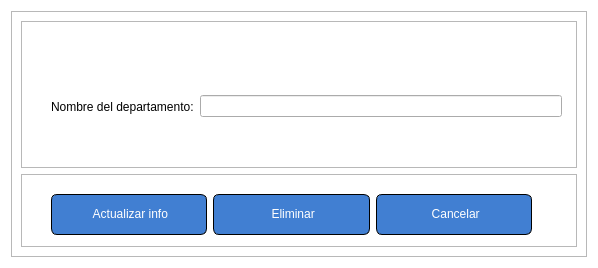
Qt form src/vistas/vistas_qt/VentanaInfoDepartamento.ui (alonso-04/DGTIC-APP) before a commit.
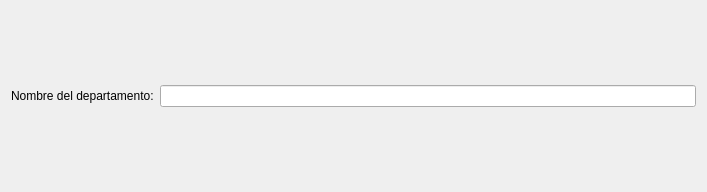
The same form after that commit. Icons and pictures are not drawn.

Commit message: Crear el componente de boton_acciones, crear utilidades para las interfaces y hacer un rediseño completo de la app

```diff
--- a/src/vistas/vistas_qt/VentanaInfoDepartamento.ui
+++ b/src/vistas/vistas_qt/VentanaInfoDepartamento.ui
@@ -6,20 +6,20 @@
    <rect>
     <x>0</x>
     <y>0</y>
-    <width>598</width>
-    <height>268</height>
+    <width>707</width>
+    <height>192</height>
    </rect>
   </property>
   <property name="minimumSize">
    <size>
-    <width>598</width>
-    <height>268</height>
+    <width>707</width>
+    <height>192</height>
    </size>
   </property>
   <property name="maximumSize">
    <size>
-    <width>598</width>
-    <height>268</height>
+    <width>707</width>
+    <height>192</height>
    </size>
   </property>
   <property name="windowTitle">
@@ -30,153 +30,26 @@
     <normaloff>:/iconos/iconos/icono-app-dgtic.png</normaloff>:/iconos/iconos/icono-app-dgtic.png</iconset>
   </property>
   <property name="styleSheet">
-   <string notr="true">#VentanaInfoDepartamento {
-	background-color: #fff;
-}
-
-#frameGeneralInfoDepartamento .QPushButton{
-	color: #ffffff;
-	background-color: #417fd2;
-	border: 1px solid rgb(0, 0, 0);
-	border-radius: 6px;
-	padding-bottom: 2px;
-	font: 10pt &quot;Arial&quot;;
-}
-
-#frameGeneralInfoDepartamento .QPushButton::hover{
-	background-color: #5c8bc9;
-}
-
-#frameGeneralInfoDepartamento .QPushButton::pressed{
-	background-color: #063c85;
-}</string>
+   <string notr="true"/>
   </property>
-  <layout class="QVBoxLayout" name="verticalLayout">
+  <layout class="QVBoxLayout" name="verticalLayout_2">
    <item>
-    <widget class="QFrame" name="frameGeneralInfoDepartamento">
-     <property name="frameShape">
-      <enum>QFrame::StyledPanel</enum>
-     </property>
-     <property name="frameShadow">
-      <enum>QFrame::Raised</enum>
-     </property>
-     <layout class="QVBoxLayout" name="verticalLayout_2" stretch="2,1">
-      <item>
-       <widget class="QFrame" name="frameInfoDepartamento">
-        <property name="frameShape">
-         <enum>QFrame::StyledPanel</enum>
-        </property>
-        <property name="frameShadow">
-         <enum>QFrame::Raised</enum>
-        </property>
-        <widget class="QWidget" name="layoutWidget">
-         <property name="geometry">
-          <rect>
-           <x>30</x>
-           <y>70</y>
-           <width>511</width>
-           <height>31</height>
-          </rect>
+    <layout class="QVBoxLayout" name="layout_principal">
+     <item>
+      <layout class="QGridLayout" name="layout_info_departamento">
+       <item row="0" column="0">
+        <widget class="QLabel" name="lbl_nombre_departamento">
+         <property name="text">
+          <string>Nombre del departamento:</string>
          </property>
-         <layout class="QHBoxLayout" name="hlInfoDepartamento">
-          <item>
-           <widget class="QLabel" name="labelInfoNombreDepartamento">
-            <property name="text">
-             <string>Nombre del departamento:</string>
-            </property>
-           </widget>
-          </item>
-          <item>
-           <widget class="QLineEdit" name="inputInfoNombreDepartamento"/>
-          </item>
-         </layout>
         </widget>
-       </widget>
-      </item>
-      <item>
-       <widget class="QFrame" name="frameAccionesInfoDepartamento">
-        <property name="frameShape">
-         <enum>QFrame::StyledPanel</enum>
-        </property>
-        <property name="frameShadow">
-         <enum>QFrame::Raised</enum>
-        </property>
-        <widget class="QWidget" name="layoutWidget">
-         <property name="geometry">
-          <rect>
-           <x>30</x>
-           <y>20</y>
-           <width>481</width>
-           <height>41</height>
-          </rect>
-         </property>
-         <layout class="QHBoxLayout" name="hlBotonesAccionDepartamento">
-          <item>
-           <widget class="QPushButton" name="botonAcualizarInfoDepartamento">
-            <property name="sizePolicy">
-             <sizepolicy hsizetype="Minimum" vsizetype="Preferred">
-              <horstretch>0</horstretch>
-              <verstretch>0</verstretch>
-             </sizepolicy>
-            </property>
-            <property name="cursor">
-             <cursorShape>PointingHandCursor</cursorShape>
-            </property>
-            <property name="text">
-             <string> Actualizar info</string>
-            </property>
-            <property name="icon">
-             <iconset resource="../../recursos/qtRecursosIconos.qrc">
-              <normaloff>:/iconos/iconos/icono-editar.png</normaloff>:/iconos/iconos/icono-editar.png</iconset>
-            </property>
-           </widget>
-          </item>
-          <item>
-           <widget class="QPushButton" name="botonEliminarDepartamento">
-            <property name="sizePolicy">
-             <sizepolicy hsizetype="Minimum" vsizetype="Preferred">
-              <horstretch>0</horstretch>
-              <verstretch>0</verstretch>
-             </sizepolicy>
-            </property>
-            <property name="cursor">
-             <cursorShape>PointingHandCursor</cursorShape>
-            </property>
-            <property name="text">
-             <string> Eliminar</string>
-            </property>
-            <property name="icon">
-             <iconset resource="../../recursos/qtRecursosIconos.qrc">
-              <normaloff>:/iconos/iconos/icono-eliminar.png</normaloff>:/iconos/iconos/icono-eliminar.png</iconset>
-            </property>
-           </widget>
-          </item>
-          <item>
-           <widget class="QPushButton" name="botonCancelarInfoDepartamento">
-            <property name="sizePolicy">
-             <sizepolicy hsizetype="Minimum" vsizetype="Preferred">
-              <horstretch>0</horstretch>
-              <verstretch>0</verstretch>
-             </sizepolicy>
-            </property>
-            <property name="cursor">
-             <cursorShape>PointingHandCursor</cursorShape>
-            </property>
-            <property name="text">
-             <string> Cancelar</string>
-            </property>
-            <property name="icon">
-             <iconset resource="../../recursos/qtRecursosIconos.qrc">
-              <normaloff>:/iconos/iconos/icono-cancelar.png</normaloff>:/iconos/iconos/icono-cancelar.png</iconset>
-            </property>
-           </widget>
-          </item>
-         </layout>
-        </widget>
-       </widget>
-      </item>
-     </layout>
-    </widget>
+       </item>
+       <item row="0" column="1">
+        <widget class="QLineEdit" name="txt_nombre_departamento"/>
+       </item>
+      </layout>
+     </item>
+    </layout>
    </item>
   </layout>
  </widget>
```
Left out of the diff: 2 changed lines with no effect on the pictures. The commit also changes 84 other files.
